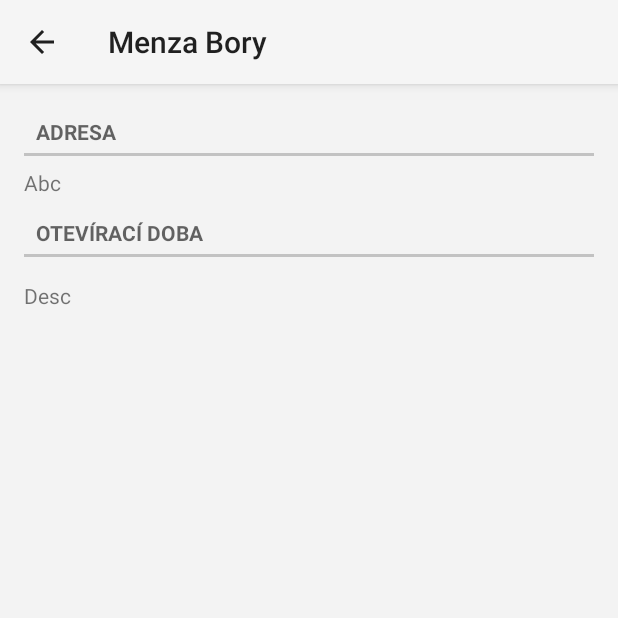
After one commit to arcao/JidelnicekZCU, an Android app: the fragment PlacePreviewFragment placed in its activity, on a phone screen of 412 x 824 dp, the top half of it. The commit adds this screen. Run offline under Robolectric (Android 15) with nearby library versions, the phone set to English and light mode, and no system bars; our stand-ins replace Volley; network calls fail; 3 statements that could not run were skipped.

Commit message:
Added Place preview window

```diff
--- a/src/main/AndroidManifest.xml
+++ b/src/main/AndroidManifest.xml
@@ -28,6 +28,7 @@
         </activity>
         <activity android:name=".SettingsActivity" android:label="@string/action_settings" android:theme="@style/AppTheme"/>
         <activity android:name=".MealPreviewActivity" android:label="@string/preview_meal" android:theme="@style/PopupTheme"/>
+        <activity android:name=".PlacePreviewActivity" android:theme="@style/PopupTheme"/>
     </application>
 
 </manifest>
--- a/src/main/java/com/arcao/menza/MainActivity.java
+++ b/src/main/java/com/arcao/menza/MainActivity.java
@@ -92,6 +92,9 @@ public class MainActivity extends ActionBarActivity implements PriceGroupSelecti
 			case R.id.action_today:
 				mViewPager.setCurrentItem(AppConstant.DAY_ID_TODAY);
 				return true;
+			case R.id.action_info:
+				startActivity(new Intent(this, PlacePreviewActivity.class).putExtra(MealPreviewActivity.PARAM_PLACE_ID, getSupportActionBar().getSelectedNavigationIndex()));
+				return true;
 			case R.id.action_settings:
 				startActivityForResult(new Intent(this, SettingsActivity.class), RESULT_SETTINGS);
 				return true;
--- /dev/null
+++ b/src/main/java/com/arcao/menza/PlacePreviewActivity.java
@@ -0,0 +1,57 @@
+package com.arcao.menza;
+
+import android.os.Bundle;
+import android.support.v4.app.Fragment;
+import android.util.Log;
+import android.widget.Toast;
+import com.android.volley.Response;
+import com.android.volley.VolleyError;
+import com.arcao.menza.api.MenzaUrlGenerator;
+import com.arcao.menza.api.data.Place;
+import com.arcao.menza.fragment.PlacePreviewFragment;
+import com.arcao.menza.volley.VolleyHelper;
+
+public class PlacePreviewActivity extends AbstractPopupActionBarActivity {
+	public static final String PARAM_PLACE_ID = "PLACE_ID";
+
+	@Override
+	protected void onCreate(Bundle savedInstanceState) {
+		super.onCreate(savedInstanceState);
+
+		int placeId = getIntent().getIntExtra(PARAM_PLACE_ID, 0);
+
+		setTitle(getResources().getStringArray(R.array.places)[placeId]);
+
+		setContentView(R.layout.activity_fragment);
+
+		showAsPopup(R.dimen.popup_width, R.dimen.popup_height);
+
+		if (savedInstanceState == null) {
+			VolleyHelper.addGetRequest(MenzaUrlGenerator.generatePlaceUrl(placeId), Place.class, createPlaceReqSuccessListener(), createPlaceReqErrorListener());
+		}
+	}
+
+	private Response.Listener<Place> createPlaceReqSuccessListener() {
+		return new Response.Listener<Place>() {
+			@Override
+			public void onResponse(Place response) {
+				setTitle(response.name);
+
+				Fragment fragment = PlacePreviewFragment.getInstance(response);
+				getSupportFragmentManager().beginTransaction().add(R.id.fragment_container, fragment).commit();
+			}
+		};
+	}
+
+	private Response.ErrorListener createPlaceReqErrorListener() {
+		return new Response.ErrorListener() {
+			@Override
+			public void onErrorResponse(VolleyError error) {
+				Log.e("VOLLEY", error.getMessage(), error);
+
+				// show error message
+				Toast.makeText(getApplicationContext(), R.string.vote_failed, Toast.LENGTH_LONG).show();
+			}
+		};
+	}
+}
--- a/src/main/java/com/arcao/menza/api/MenzaUrlGenerator.java
+++ b/src/main/java/com/arcao/menza/api/MenzaUrlGenerator.java
@@ -11,6 +11,7 @@ public class MenzaUrlGenerator {
 	protected static final String URL_PREFIX = "http://menza.arcao.com/api/v2/";
 	protected static final String DAY_URL = URL_PREFIX + "get/%d/%s";
 	protected static final String RATING_URL = URL_PREFIX + "vote/";
+	protected static final String PLACE_URL = URL_PREFIX + "places/%d/";
 
 	public static String generateDayUrl(int placeId, Date date) {
 		String url = String.format(DAY_URL, placeId + 1, DAY_FORMAT.format(date));
@@ -21,4 +22,10 @@ public class MenzaUrlGenerator {
 	public static String generateRatingUrl() {
 		return RATING_URL;
 	}
+
+	public static String generatePlaceUrl(int placeId) {
+		String url = String.format(PLACE_URL, placeId);
+		Log.v("JZ|MenzaUrlGenerator", url);
+		return url;
+	}
 }
--- /dev/null
+++ b/src/main/java/com/arcao/menza/fragment/PlacePreviewFragment.java
@@ -0,0 +1,46 @@
+package com.arcao.menza.fragment;
+
+import android.os.Bundle;
+import android.support.v4.app.Fragment;
+import android.text.Html;
+import android.text.method.LinkMovementMethod;
+import android.view.LayoutInflater;
+import android.view.View;
+import android.view.ViewGroup;
+import android.widget.TextView;
+import com.arcao.menza.R;
+import com.arcao.menza.api.data.Place;
+
+/**
+ * Created by msloup on 8.3.14.
+ */
+public class PlacePreviewFragment extends Fragment {
+	public static final String PARAM_PLACE = "PLACE";
+
+	public static PlacePreviewFragment getInstance(Place place) {
+		PlacePreviewFragment fragment = new PlacePreviewFragment();
+
+		Bundle args = new Bundle();
+		args.putParcelable(PARAM_PLACE, place);
+		fragment.setArguments(args);
+
+		return fragment;
+	}
+
+	@Override
+	public View onCreateView(LayoutInflater inflater, ViewGroup container, Bundle savedInstanceState) {
+		View view = inflater.inflate(R.layout.place_preview, container, false);
+
+		Place place = getArguments().getParcelable(PARAM_PLACE);
+
+		((TextView)view.findViewById(R.id.address)).setText(place.address);
+
+		TextView descriptionView = (TextView) view.findViewById(R.id.description);
+		descriptionView.setText(Html.fromHtml(place.description));
+		descriptionView.setLinksClickable(true);
+		descriptionView.setMovementMethod(LinkMovementMethod.getInstance());
+
+		return view;
+	}
+
+}
--- a/src/main/res/layout/activity_fragment.xml
+++ b/src/main/res/layout/activity_fragment.xml
@@ -2,4 +2,17 @@
 <FrameLayout xmlns:android="http://schemas.android.com/apk/res/android"
     android:id="@+id/fragment_container"
     android:layout_width="match_parent"
-    android:layout_height="match_parent" />
+    android:layout_height="match_parent">
+
+    <RelativeLayout
+        android:layout_width="match_parent"
+        android:layout_height="match_parent"
+        android:background="@color/background_holo_light">
+
+        <ProgressBar
+            style="?android:attr/progressBarStyleLarge"
+            android:layout_width="wrap_content"
+            android:layout_height="wrap_content"
+            android:layout_centerInParent="true" />
+    </RelativeLayout>
+</FrameLayout>
--- /dev/null
+++ b/src/main/res/layout/place_preview.xml
@@ -0,0 +1,43 @@
+<?xml version="1.0" encoding="utf-8"?>
+
+<LinearLayout xmlns:android="http://schemas.android.com/apk/res/android" android:orientation="vertical"
+    android:layout_width="match_parent" android:layout_height="match_parent"
+    android:background="@color/background_holo_light">
+
+
+    <ScrollView
+        android:layout_width="match_parent"
+        android:layout_height="wrap_content"
+        android:padding="16dp"
+        android:scrollbarStyle="outsideOverlay">
+
+        <LinearLayout
+            android:orientation="vertical"
+            android:layout_width="fill_parent"
+            android:layout_height="fill_parent">
+
+            <com.arcao.menza.widget.UpperCaseTextView
+                android:text="@string/address"
+                style="@style/PreviewItem.Header" />
+            <LinearLayout
+                style="@style/PreviewItem.Layout">
+                <TextView
+                    android:id="@+id/address"
+                    android:text="Abc"
+                    style="@style/PreviewItem.Value.Left" />
+            </LinearLayout>
+
+            <com.arcao.menza.widget.UpperCaseTextView
+                android:text="@string/open_time"
+                style="@style/PreviewItem.Header" />
+
+            <TextView
+                android:id="@+id/description"
+                style="@style/PreviewItem.Value.Left"
+                android:layout_marginTop="16dp"
+                android:text="Desc" />
+        </LinearLayout>
+    </ScrollView>
+
+
+</LinearLayout>
--- a/src/main/res/menu/main.xml
+++ b/src/main/res/menu/main.xml
@@ -3,6 +3,10 @@
     <item android:id="@+id/action_today"
         android:title="@string/action_today"
         android:icon="@drawable/ic_action_go_to_today"
+        yourapp:showAsAction="always" />
+    <item android:id="@+id/action_info"
+        android:title="@string/action_info"
+        android:icon="@drawable/ic_action_info"
         yourapp:showAsAction="always" />
     <item android:id="@+id/action_settings"
         android:title="@string/action_settings"
--- a/src/main/res/values/strings.xml
+++ b/src/main/res/values/strings.xml
@@ -6,9 +6,9 @@
     <string-array name="places">
         <item>Menza Bory</item>
         <item>Menza Kollárova</item>
+        <item>Bufet Lochotín</item>
         <item>Bufet FST</item>
-        <item>Bufet Kollárova</item>
-        <item>Bufet Lochotín</item>
+        <item>Bufet PF</item>
     </string-array>
 
     <string-array name="relative_day_title">
@@ -48,4 +48,7 @@
     <string name="feedback_subject">%1$s (%2$s): Zpětná vazba</string>
     <string name="feedback_message">Váš text...</string>
     <string name="pref_cat_developer_title">Vývojář</string>
+    <string name="action_info">Informace místě</string>
+    <string name="address">Adresa</string>
+    <string name="open_time">Otevírací doba</string>
 </resources>
--- a/src/main/res/values/styles.xml
+++ b/src/main/res/values/styles.xml
@@ -135,6 +135,10 @@
 
     <style name="PreviewItem.Value.PriceSuffix"></style>
 
+    <style name="PreviewItem.Value.Left">
+        <item name="android:layout_gravity">left</item>
+    </style>
+
     <style name="PreviewItem.RatingBar" parent="@android:style/Widget.RatingBar">
         <item name="android:layout_width">wrap_content</item>
         <item name="android:layout_height">wrap_content</item>
```
Also changed, not shown: src/main/java/com/arcao/menza/api/data/Place.java (+19 -19 lines).
